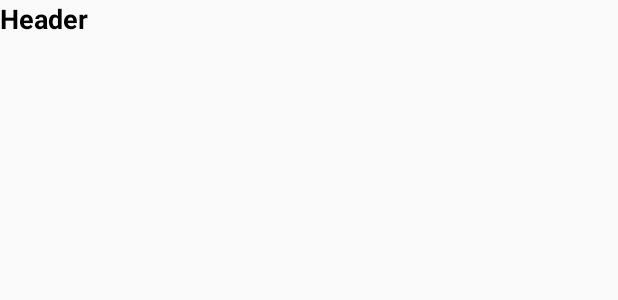
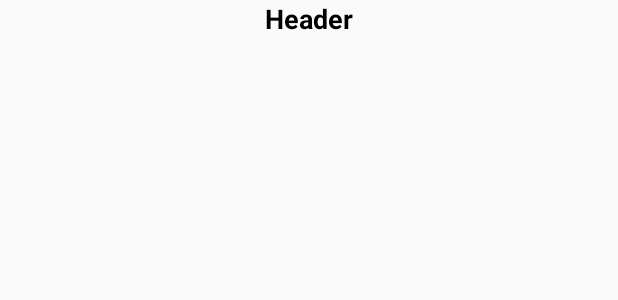
Before and after one commit to bhaumikpan/walmarttakehome, an Android app: the layout item_header_layout.xml on its own in the app's theme, with its tools: preview values and no code run, on a phone screen of 412 x 824 dp. Shown: the top 300 px of the screen. Run offline under Robolectric (Android 15) with nearby library versions, the phone set to English and light mode, and no system bars.

Commit message:
clean up, center header

```diff
--- a/feature-ui/src/main/java/com/example/feature_ui/adapter/ListAdapter.kt
+++ b/feature-ui/src/main/java/com/example/feature_ui/adapter/ListAdapter.kt
@@ -40,12 +40,9 @@ class ListAdapter(private val items: List<ListItem>) :
 
     override fun onBindViewHolder(holder: RecyclerView.ViewHolder, position: Int) {
         val listItem = items[position]
-
         if (holder is HeaderViewHolder) {
-            Log.d("BMK", "binding head $position")
             holder.bind(listItem.char.toString())
         } else if (holder is ListViewHolder) {
-            Log.d("BMK", "binding country $position")
             holder.bind(listItem.country)
         }
     }
--- a/feature-ui/src/main/res/layout/item_header_layout.xml
+++ b/feature-ui/src/main/res/layout/item_header_layout.xml
@@ -2,7 +2,8 @@
 <androidx.constraintlayout.widget.ConstraintLayout xmlns:android="http://schemas.android.com/apk/res/android"
     xmlns:tools="http://schemas.android.com/tools"
     android:layout_width="match_parent"
-    android:layout_height="wrap_content">
+    android:layout_height="wrap_content"
+    xmlns:app="http://schemas.android.com/apk/res-auto">
 
     <TextView
         android:id="@+id/headerTextView"
@@ -12,6 +13,9 @@
         android:textStyle="bold"
         android:textSize="18sp"
         android:textColor="@android:color/black"
-        tools:ignore="MissingConstraints" />
+        app:layout_constraintStart_toStartOf="parent"
+        app:layout_constraintEnd_toEndOf="parent"
+        app:layout_constraintTop_toTopOf="parent"
+        app:layout_constraintBottom_toBottomOf="parent"/>
 
 </androidx.constraintlayout.widget.ConstraintLayout>
```
